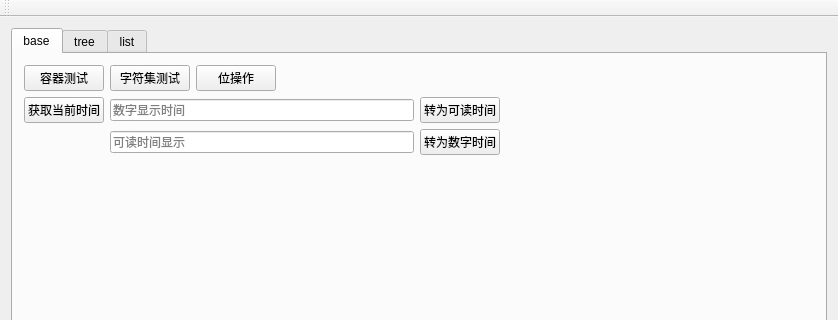
Above: QtBase/qtbase.ui from hechengjin/cpp before the change; both pictures show x 0 to 838 and y 0 to 320 of the 838 by 655 pixel window. Below: the same form after it.
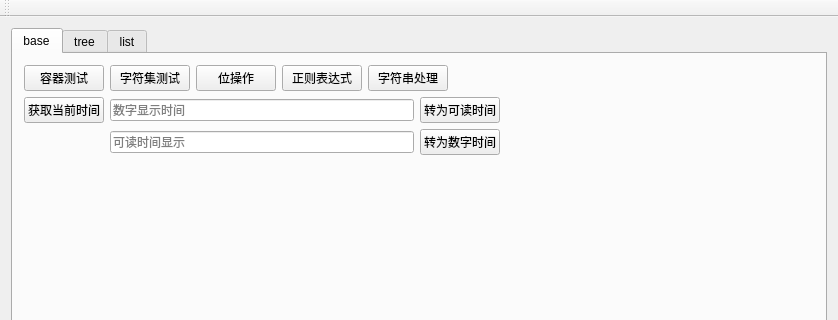
That is the form after the change. The open tabs and pages were chosen to show the change. Custom widgets are drawn as their Qt base class.

Commit message: 增加正则测试

```diff
--- a/QtBase/qtbase.ui
+++ b/QtBase/qtbase.ui
@@ -65,7 +65,7 @@
                </property>
               </widget>
              </item>
-             <item row="0" column="4">
+             <item row="0" column="6">
               <spacer name="horizontalSpacer">
                <property name="orientation">
                 <enum>Qt::Horizontal</enum>
@@ -78,6 +78,26 @@
                </property>
               </spacer>
              </item>
+             <item row="0" column="4">
+              <widget class="QPushButton" name="regExpPushButton">
+               <property name="text">
+                <string>正则表达式</string>
+               </property>
+              </widget>
+             </item>
+             <item row="0" column="5">
+              <widget class="QPushButton" name="stringProcePushButton">
+               <property name="sizePolicy">
+                <sizepolicy hsizetype="Minimum" vsizetype="Fixed">
+                 <horstretch>0</horstretch>
+                 <verstretch>0</verstretch>
+                </sizepolicy>
+               </property>
+               <property name="text">
+                <string>字符串处理</string>
+               </property>
+              </widget>
+             </item>
             </layout>
            </item>
            <item>
```
Left out of the diff: 2 changed lines with no effect on the pictures. The commit also changes 6 other files.
